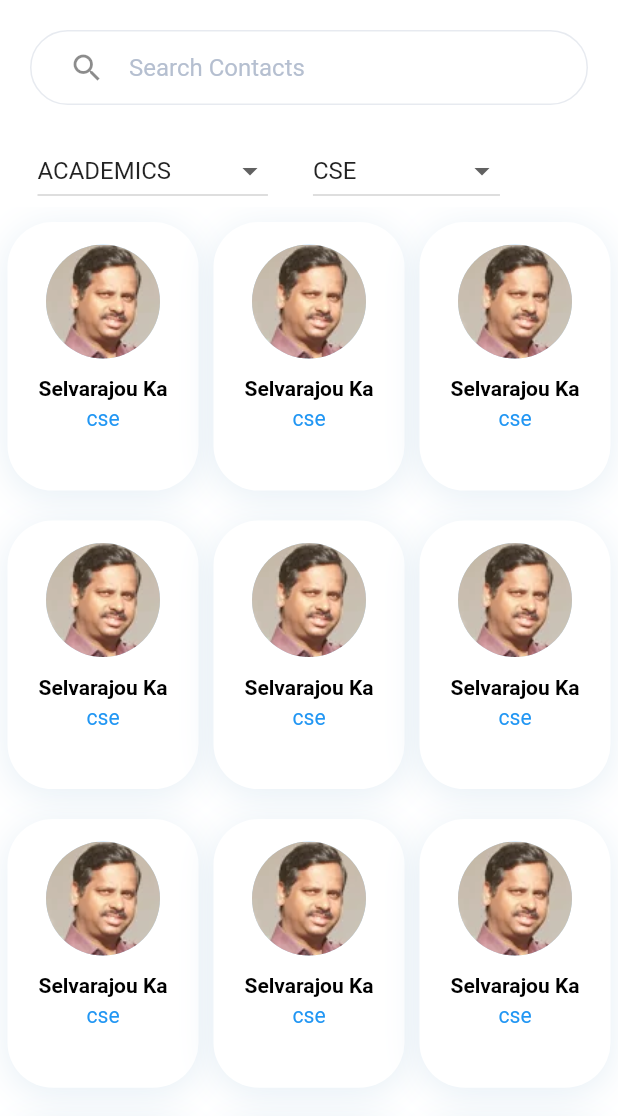
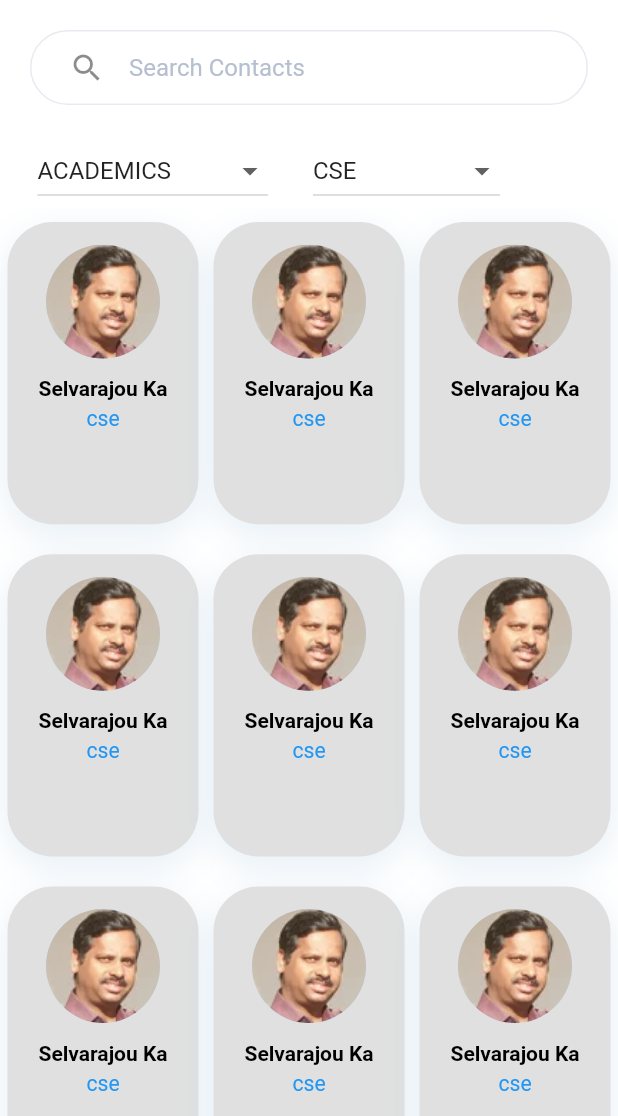
Before and after one commit to DSC-PEC-Puducherry/DSC-PYP, a Flutter app: the screen it shows after launch, on a phone screen of 412 x 824 dp, the part 120-1236 px from its top. Run offline on Flutter 3.47's test engine with Material 2 defaults, Android fonts, the phone set to English and light mode, and no system bars; our stand-ins replace fluttertoast, font_awesome_flutter, google_fonts, share; missing offline and left inert: clipboard, flutter_phone_direct_caller.

Commit message:
Overflow Resolved with Minor changes

```diff
--- a/lib/screen/home/components/ItemCard.dart
+++ b/lib/screen/home/components/ItemCard.dart
@@ -21,10 +21,10 @@ class ItemCard extends StatelessWidget {
       //EDIT3
       decoration: BoxDecoration(
         borderRadius: BorderRadius.circular(30.0),
-        color: Colors.white,
+        color: Colors.grey.shade300,
         boxShadow: [
           BoxShadow(
-              offset: Offset(0, 4),
+              offset: Offset(0, 7),
               blurRadius: 20,
               color: Color(0xFFB0CCE1).withOpacity(0.32))
         ],
--- a/lib/screen/home/components/ItemList.dart
+++ b/lib/screen/home/components/ItemList.dart
@@ -12,7 +12,7 @@ class ItemList extends StatelessWidget {
     return Expanded(
       child: GridView.count(
         crossAxisCount: 3,
-        childAspectRatio: 0.69,
+        childAspectRatio: 0.62,
         children: <Widget>[
           ItemCard(
             img: "selvaraj.jpg",
--- a/pubspec.yaml
+++ b/pubspec.yaml
@@ -24,6 +24,7 @@ dependencies:
   flutter:
     sdk: flutter
   google_fonts: ^2.1.0
+  alphabet_list_scroll_view: ^2.0.0
 
   # The following adds the Cupertino Icons font to your application.
   # Use with the CupertinoIcons class for iOS style icons.
```
Also changed, not shown: pubspec.lock.
